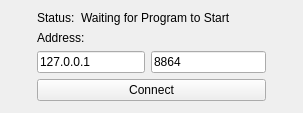
The window that client/mainnetworkmanger.ui (haoxingxing/Chess_Game) describes before a commit, drawn with Qt 5.
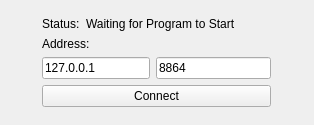
The same window after the commit.

Diff of the .ui file:
```diff
--- a/client/mainnetworkmanger.ui
+++ b/client/mainnetworkmanger.ui
@@ -6,8 +6,8 @@
    <rect>
     <x>0</x>
     <y>0</y>
-    <width>303</width>
-    <height>113</height>
+    <width>314</width>
+    <height>125</height>
    </rect>
   </property>
   <property name="windowTitle">
```
